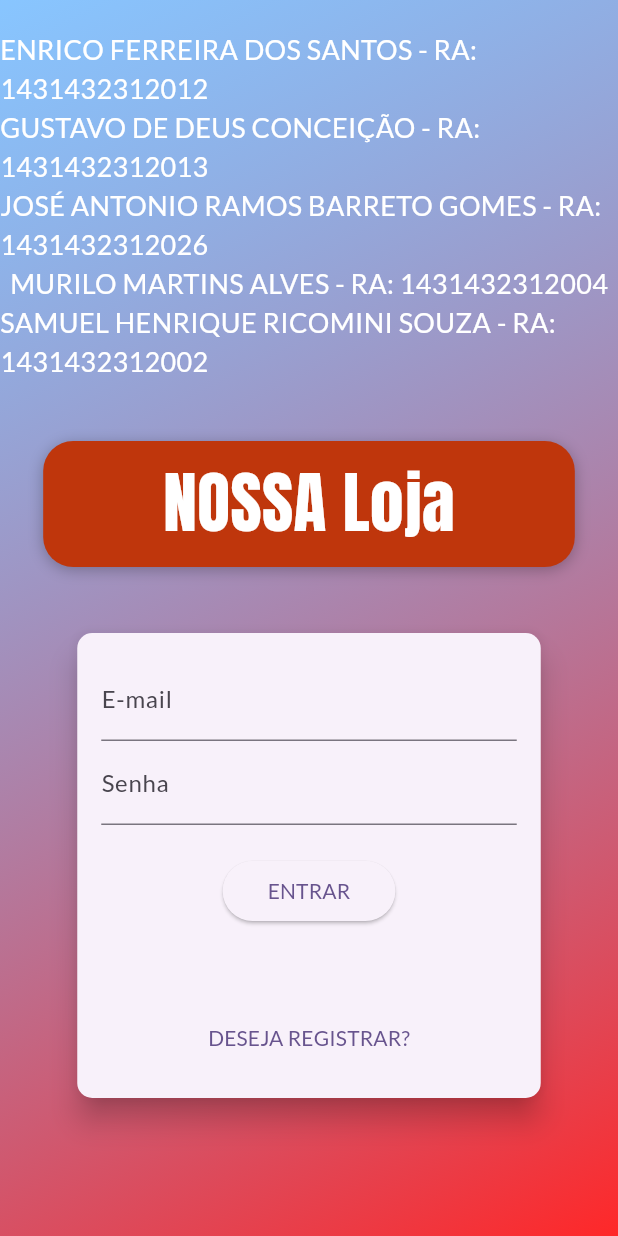
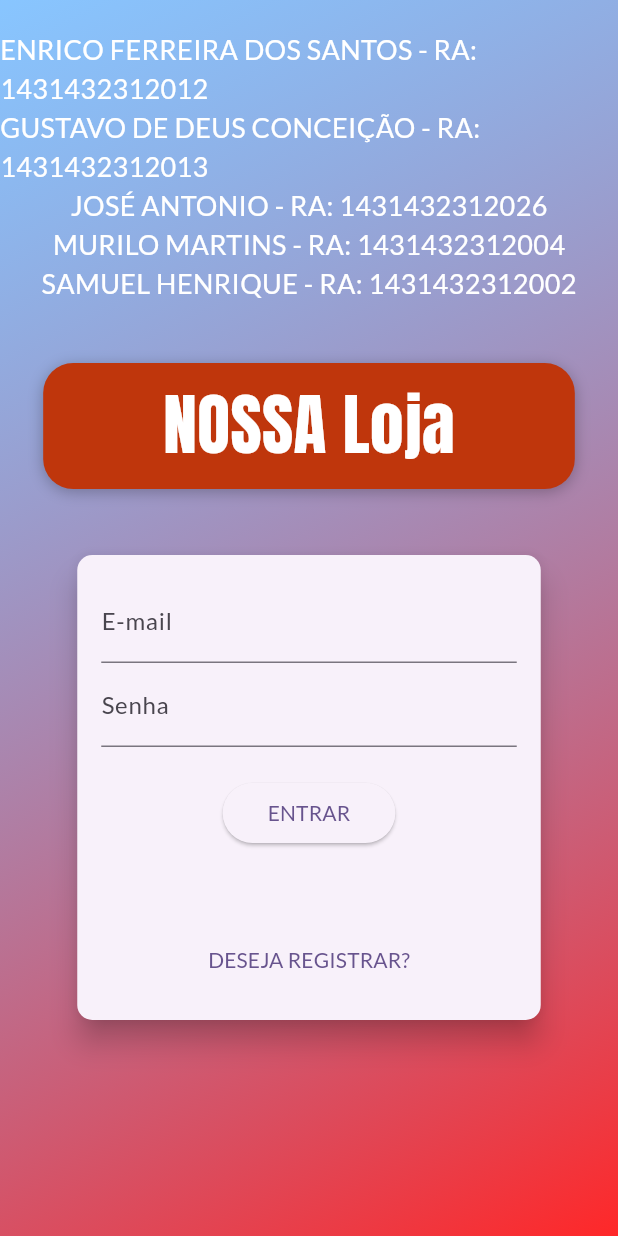
Before and after one commit to enricofs/flutter-web-nossa-loja, a Flutter app: the screen it shows after launch, on a phone screen of 412 x 824 dp. Run offline on Flutter 3.47's test engine with Material 3 defaults, Android fonts, the phone set to English and light mode, and no system bars; our stand-ins replace flutter_dotenv, shared_preferences.

Commit message:
updated names

```diff
--- a/lib/pages/auth_page.dart
+++ b/lib/pages/auth_page.dart
@@ -46,21 +46,21 @@ class AuthPage extends StatelessWidget {
                   ),
                 ),
                 Text(
-                  'JOSÉ ANTONIO RAMOS BARRETO GOMES - RA: 1431432312026',
+                  'JOSÉ ANTONIO - RA: 1431432312026',
                   style: TextStyle(
                     fontSize: 18,
                     color: Colors.white,
                   ),
                 ),
                 Text(
-                  'MURILO MARTINS ALVES - RA: 1431432312004',
+                  'MURILO MARTINS - RA: 1431432312004',
                   style: TextStyle(
                     fontSize: 18,
                     color: Colors.white,
                   ),
                 ),
                 Text(
-                  'SAMUEL HENRIQUE RICOMINI SOUZA - RA: 1431432312002',
+                  'SAMUEL HENRIQUE - RA: 1431432312002',
                   style: TextStyle(
                     fontSize: 18,
                     color: Colors.white,
```
